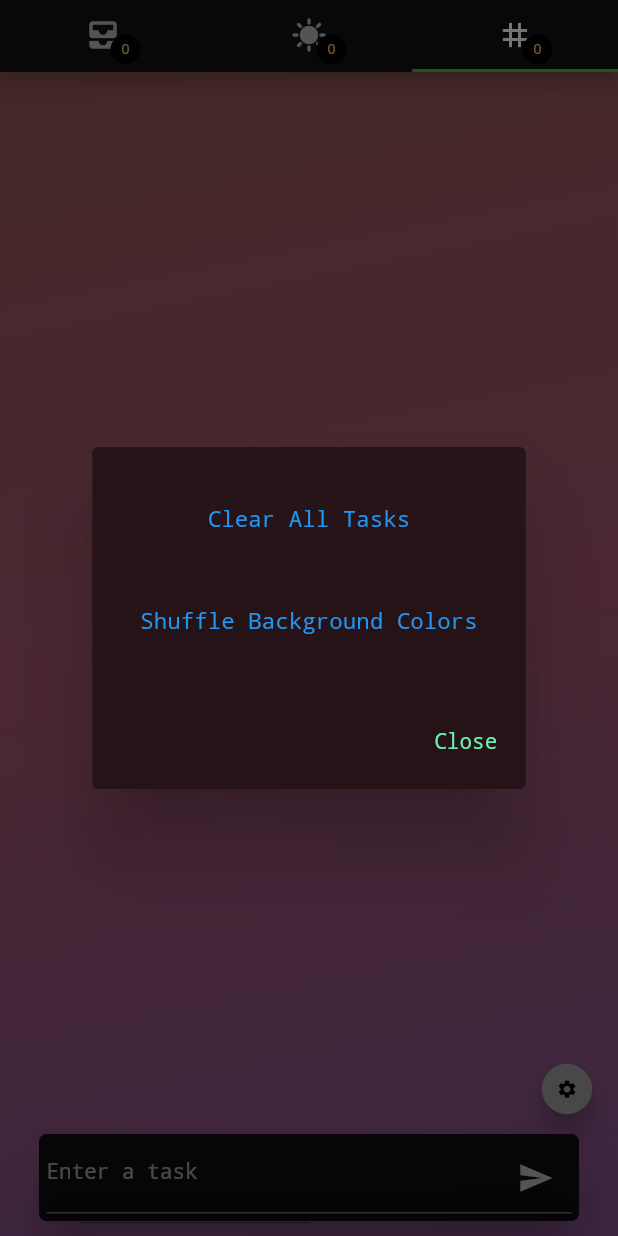
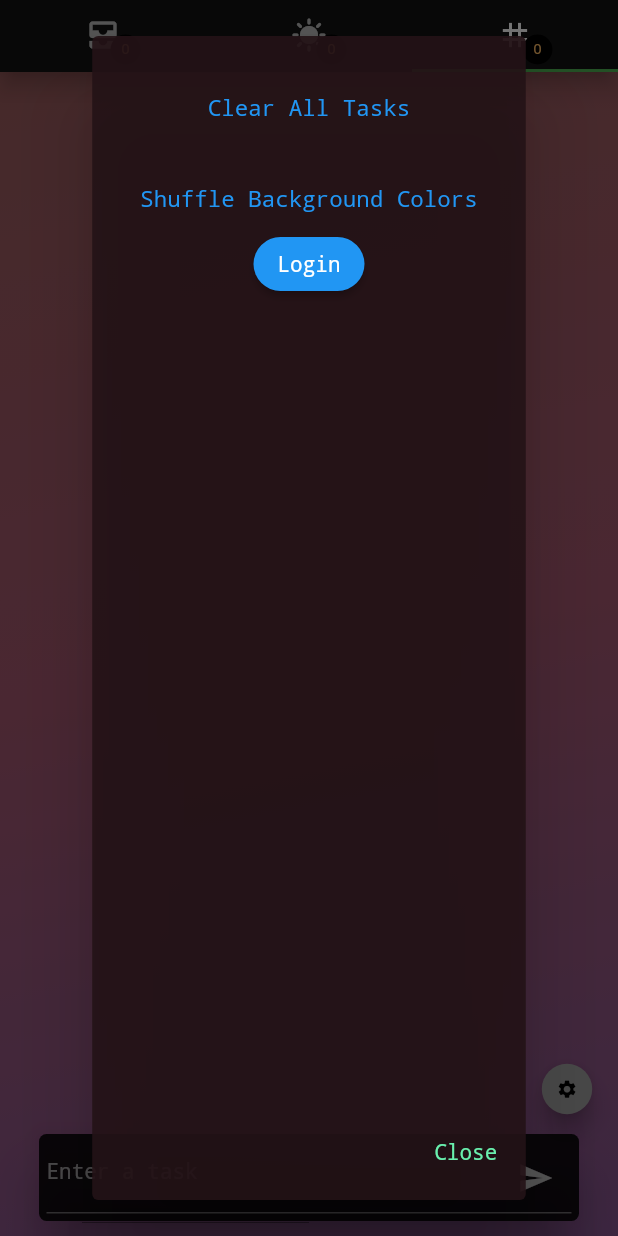
Before and after one commit to philzgoodman/TODOTODAY, a Flutter app: the screen it shows after launch, tab 3 chosen, after a tap on the "settings" icon, on a phone screen of 412 x 824 dp. Run offline on Flutter 3.47's test engine with Material 2 defaults, Android fonts, the phone set to English and light mode, and no system bars; our stand-ins replace cloud_firestore, flutter_animate; accounts and stored records are empty.

Commit message:
setting up firebase

```diff
--- a/lib/HeaderLabel.dart
+++ b/lib/HeaderLabel.dart
@@ -11,10 +11,9 @@ class HeaderLabel extends StatelessWidget {
     return Opacity(
       opacity: 0.6,
       child: Material(
-
         surfaceTintColor: Colors.blue,
         elevation: 5,
-          shadowColor: Colors.black45,
+        shadowColor: Colors.black45,
         child: ListTile(
           visualDensity: const VisualDensity(horizontal: 0, vertical: -4),
           textColor: Colors.white,
@@ -27,7 +26,7 @@ class HeaderLabel extends StatelessWidget {
                   width: 50,
                   child: Opacity(
                     opacity: 1,
-                    child:Text(
+                    child: Text(
                         style: TextStyle(color: Colors.white, fontSize: 14),
                         textAlign: TextAlign.center,
                         "DONE"),
--- a/lib/MessageBox.dart
+++ b/lib/MessageBox.dart
@@ -127,7 +127,6 @@ class _MessageBoxState extends State<MessageBox> {
                                 padding: const EdgeInsets.all(5.0),
                                 child: Text(
                                     textAlign: TextAlign.center,
-
                                     '(Editing task)')))),
                   ))),
         ),
--- a/lib/QuantityBadge.dart
+++ b/lib/QuantityBadge.dart
@@ -1,6 +1,5 @@
 import 'package:flutter/cupertino.dart';
 import 'package:flutter/material.dart';
-
 
 class QuantityBadge extends StatefulWidget {
   int quantity = 0;
--- a/lib/global.dart
+++ b/lib/global.dart
@@ -4,16 +4,16 @@ import 'package:flutter/cupertino.dart';
 import 'package:todotoday/UserBackground.dart';
 import 'package:todotoday/tags.dart';
 import 'package:todotoday/todotask.dart';
+
 var subtitles = [];
 int currentIndex = 0;
 TextEditingController txt = TextEditingController();
-Tags tag = Tags(1);
 bool isEditing = false;
 List<TodoTask> tasks = [];
 int todayCount = 0;
 int allCount = 0;
 int doneCount = 0;
-var userBG =  UserBackground(defaultBG);
+var userBG = UserBackground(defaultBG);
 late FocusNode myFocusNode;
 List uniqueSubtitles = [];
 int tagCount = 1;
@@ -21,4 +21,5 @@ int tagCount = 1;
 List<Color> defaultBG = [
   Color(0xFFCC7A7A),
   Color(0xFFDA7493),
-  Color(0xFFB270BE) ,];
+  Color(0xFFB270BE),
+];
--- a/lib/main.dart
+++ b/lib/main.dart
@@ -1,9 +1,9 @@
 import 'dart:math';
 
 import 'package:flutter/material.dart';
-import 'package:flutter_animate/animate.dart';
-import 'package:flutter_animate/effects/fade_effect.dart';
-import 'package:flutter_animate/effects/scale_effect.dart';
+
+import 'package:todotoday/LoginPage.dart';
+
 import 'package:todotoday/MessageBox.dart';
 import 'package:todotoday/QuantityBadge.dart';
 import 'package:todotoday/TileColors.dart';
@@ -13,9 +13,11 @@ import 'package:todotoday/global.dart';
 import 'package:todotoday/tags.dart';
 import 'package:todotoday/today.dart';
 
+
 void main() {
   runApp(MyApp());
 }
+
 
 class MyApp extends StatelessWidget {
   MyApp({super.key});
@@ -50,9 +52,9 @@ class MyHomePage extends StatelessWidget {
     return DefaultTabController(
       length: 3,
       child: GestureDetector(
-        onTap: () { FocusManager.instance.primaryFocus?.unfocus();
+        onTap: () {
+          FocusManager.instance.primaryFocus?.unfocus();
           isEditing = false;
-
         },
         child: Stack(
           children: [
@@ -64,7 +66,6 @@ class MyHomePage extends StatelessWidget {
                 shadowColor: Colors.black87,
                 elevation: 6,
                 bottom: TabBar(
-
                   enableFeedback: true,
                   tabs: [
                     Stack(
@@ -96,14 +97,20 @@ class MyHomePage extends StatelessWidget {
                       TabBarView(
                         children: [
                           All(
-                            key: UniqueKey(),
+                            key: ValueKey<String>(tasks.toString()),
                             title: '',
                           ),
                           Today(
                             key: UniqueKey(),
                             title: '',
                           ),
-                          tag
+                          Tags(
+                            key: UniqueKey(),
+                            title: '',
+                          ),
+                          LoginPage(
+                            key: UniqueKey(),
+                          ),
                         ],
                       ),
                     ],
@@ -160,9 +167,7 @@ class MyHomePage extends StatelessWidget {
 
     uniqueSubtitles = subtitles.toSet().toList();
 
-
     return uniqueSubtitles.length;
-
   }
 
   void _showDialog(BuildContext context) {
@@ -200,13 +205,36 @@ class MyHomePage extends StatelessWidget {
               Navigator.of(context).pop();
               runApp(MyApp());
             },
-            child: const Text(
+            child: Column(
+              children: [
+                const Text(
                   textAlign: TextAlign.center,
                   "Shuffle Background Colors",
                   style: TextStyle(
                     color: Colors.blue,
                     fontSize: 15,
                   ),
+                ),
+                Container(
+                  margin: const EdgeInsets.only(top: 10),
+                  child: ElevatedButton(
+                    style: ElevatedButton.styleFrom(
+                      primary: Colors.blue,
+                      onPrimary: Colors.white,
+                      shape: RoundedRectangleBorder(
+                        borderRadius: BorderRadius.circular(32.0),
+                      ),
+                    ),
+                    onPressed: () {
+                      Navigator.push(
+                        context,
+                        MaterialPageRoute(builder: (context) => LoginPage()),
+                      );
+                    },
+                    child: Text('Login'),
+                  ),
+                ),
+              ],
             ),
           ),
           actions: <Widget>[
--- a/lib/tags.dart
+++ b/lib/tags.dart
@@ -2,22 +2,27 @@ import 'dart:math';
 
 import 'package:flutter/cupertino.dart';
 import 'package:flutter/material.dart';
+import 'package:todotoday/HeaderLabel.dart';
+import 'package:todotoday/TagView.dart';
 import 'package:todotoday/global.dart';
-
+import 'package:todotoday/tags.dart';
 
 class Tags extends StatefulWidget {
   int quantity = 1;
+  String hashtag = '';
+  String sendTag = '';
 
-  Tags(this.quantity, {super.key});
+
+  Tags({Key? key, required String title}) : super(key: key);
 
   @override
   State<Tags> createState() => _TagsState();
 }
 
 class _TagsState extends State<Tags> {
-
-
   int count = 0;
+  late Widget expandedTag;
+  String tagString = '';
 
   @override
   void initState() {
@@ -28,13 +33,21 @@ class _TagsState extends State<Tags> {
     uniqueSubtitles = subtitles.toSet().toList();
 
     super.initState();
+
+
+    expandedTag = TagView(
+      "default");
+
   }
 
   @override
   Widget build(BuildContext context) {
-    return Padding(
-      padding: const EdgeInsets.all(4.0),
-      child: GridView.builder(
+
+    bool isExpanded = true;
+
+    return Column(
+      children: [
+        GridView.builder(
           shrinkWrap: true,
           itemCount: uniqueSubtitles.length,
           itemBuilder: (context, index) {
@@ -43,31 +56,63 @@ class _TagsState extends State<Tags> {
             for (int i = 0; i < tasks.length; i++) {
               if (tasks[i].subtitle == uniqueSubtitles[index]) {
                 count++;
-
-
-
-
               }
 
               widget.quantity = uniqueSubtitles.length;
-
             }
 
-          return TextButton(
+            return
+
+                Padding(
+                  padding: const EdgeInsets.all(4.0),
+                  child: Material(
+                    elevation: 5,
+                    child: TextButton(
                         style: TextButton.styleFrom(
                           foregroundColor: Colors.white,
                           backgroundColor: Color((Random().nextDouble() * 0xFFFFFF) ~/ 4)
                               .withOpacity(0.7),
                         ),
-              onPressed: () {},
+                        onPressed: () {
+
+                          setState(() {
+                            expandedTag = TagView(uniqueSubtitles[index]);
+                            _showDialog(context);
+
+                          });
+                        },
                         child:
-                  Text(uniqueSubtitles[index] + " (" + count.toString() + ")"));
+                            Text(uniqueSubtitles[index] + " (" + count.toString() + ")")),
+                  ),
+                );
           },
           gridDelegate: const SliverGridDelegateWithFixedCrossAxisCount(
             crossAxisCount: 3,
             mainAxisExtent: 70,
           ),
         ),
+      ],
+    );
+  }
+
+  void _showDialog(BuildContext context) {
+
+
+    // flutter defined function
+    showDialog(
+      context: context,
+      builder: (BuildContext context) {
+        // return object of type Dialog
+        return AlertDialog(
+          backgroundColor: Colors.transparent,
+          elevation: 2,
+          content: expandedTag,
+
+
+          );
+
+
+      },
     );
   }
 }
--- a/pubspec.yaml
+++ b/pubspec.yaml
@@ -29,6 +29,7 @@ environment:
 # the latest version available on pub.dev. To see which dependencies have newer
 # versions available, run `flutter pub outdated`.
 dependencies:
+  sqflite:
   flutter:
     sdk: flutter
 
@@ -37,6 +38,8 @@ dependencies:
   # Use with the CupertinoIcons class for iOS style icons.
   cupertino_icons: ^1.0.2
   flutter_animate: ^2.0.1
+  firebase_core: ^2.4.0
+  cloud_firestore: ^4.2.0
 
 dev_dependencies:
   flutter_test:
```
Also changed, not shown: lib/LoginPage.dart (added, +15 -0 lines), lib/TagView.dart (added, +55 -0 lines), lib/done.dart (+1 -6 lines), lib/google-services.json (added, +46 -0 lines), lib/todotask.dart (+4 -5 lines), 8 other files. Lines whose indentation alone changed are shown as unchanged.
